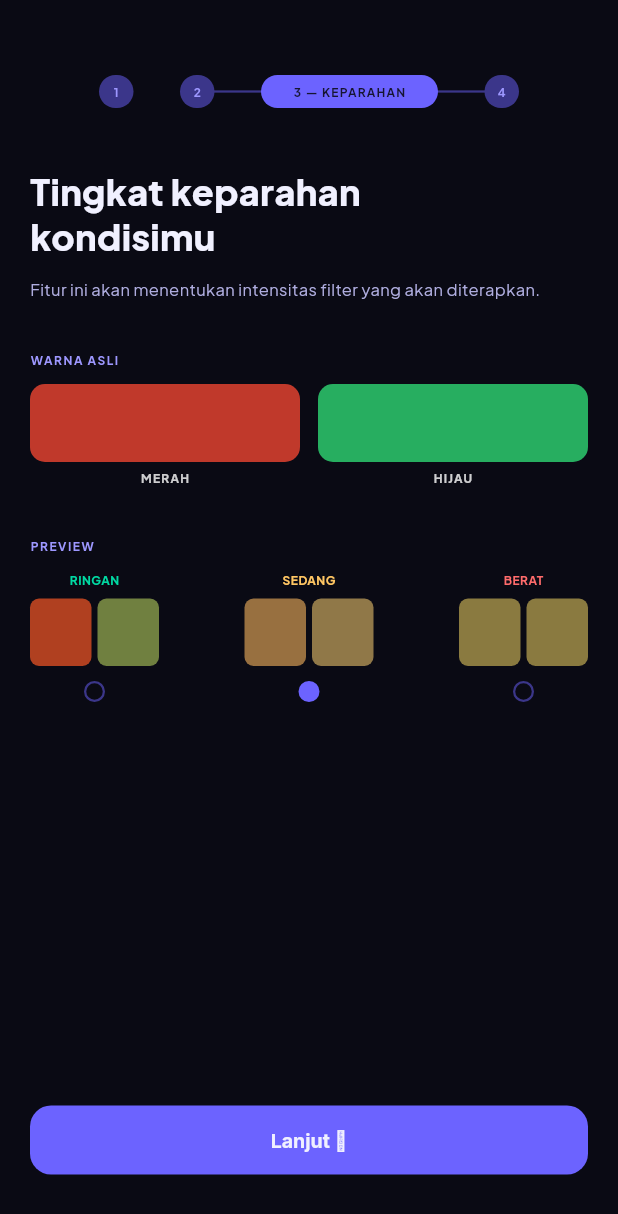
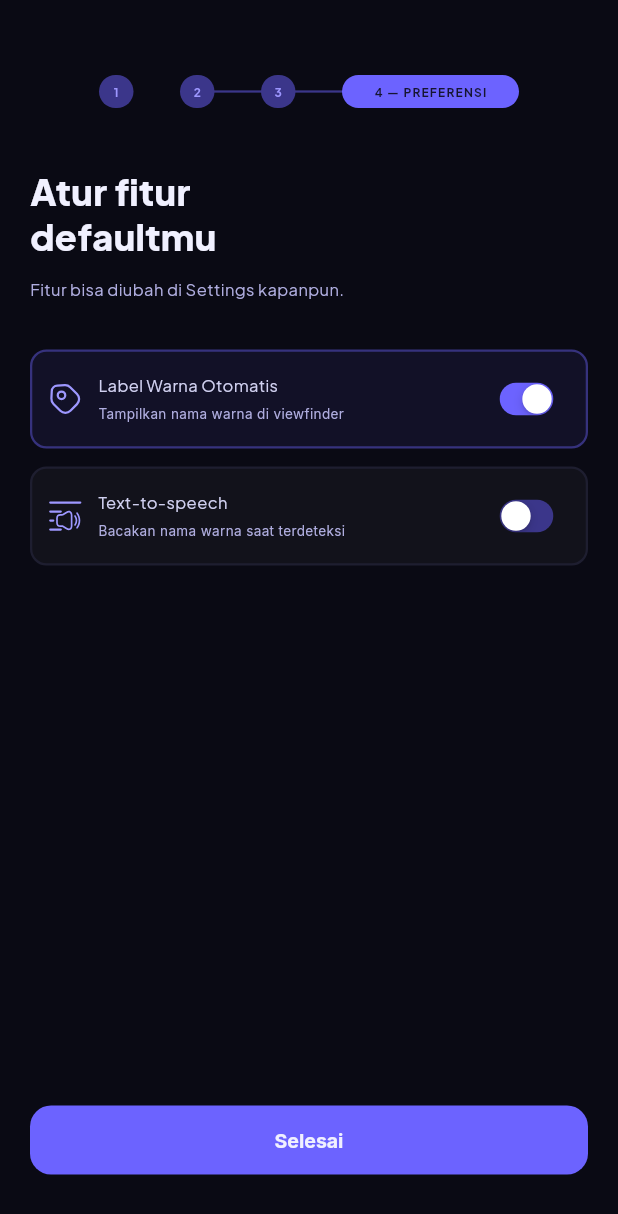
Before and after one commit to Shabrinashsf/colorsense, a Flutter app: the KeparahanScreen screen opened directly, after a tap on an icon or button, on a phone screen of 412 x 824 dp. Shown: the top 1214 px of the screen. Run offline on Flutter 3.47's test engine with Material 3 defaults, Android fonts, the light colour scheme and no system bars; our stand-ins replace flutter_riverpod, flutter_svg, google_fonts.

Commit message:
feat: slicing preferensi screen

```diff
--- a/lib/screens/onboarding/hasil_tes_screen.dart
+++ b/lib/screens/onboarding/hasil_tes_screen.dart
@@ -2,6 +2,7 @@ import 'package:flutter/material.dart';
 import 'package:flutter_svg/flutter_svg.dart';
 import 'package:colorsense/theme/app_theme.dart';
 import 'package:colorsense/screens/onboarding/keparahan_screen.dart';
+import 'package:colorsense/screens/onboarding/preferensi_screen.dart';
 
 // -----------------------------------------------------------------------------
 // 05 - Hasil Tes  |  Figma node: 4:93
@@ -217,9 +218,9 @@ class HasilTesScreen extends StatelessWidget {
                         ),
                       );
                     } else {
-                      ScaffoldMessenger.of(context).showSnackBar(
-                        const SnackBar(
-                          content: Text('Lanjut ke 07 Preferensi (belum diimplementasi)'),
+                      Navigator.of(context).push(
+                        MaterialPageRoute(
+                          builder: (_) => const PreferensiScreen(),
                         ),
                       );
                     }
--- a/lib/screens/onboarding/keparahan_screen.dart
+++ b/lib/screens/onboarding/keparahan_screen.dart
@@ -2,6 +2,7 @@ import 'package:flutter/material.dart';
 
 import 'package:colorsense/theme/app_theme.dart';
 import 'package:colorsense/widgets/step_indicator.dart';
+import 'package:colorsense/screens/onboarding/preferensi_screen.dart';
 
 // -----------------------------------------------------------------------------
 // 06 - Keparahan  |  Figma node: 4:119
@@ -165,7 +166,11 @@ class _KeparahanScreenState extends State<KeparahanScreen> {
                 width: double.infinity,
                 child: ElevatedButton(
                   onPressed: () {
-                    // TODO: Navigate to 07 - Preferensi
+                    Navigator.of(context).push(
+                      MaterialPageRoute(
+                        builder: (_) => const PreferensiScreen(),
+                      ),
+                    );
                   },
                   child: const Text('Lanjut \u2192'),
                 ),
--- a/lib/screens/onboarding/pilih_tipe_cb_screen.dart
+++ b/lib/screens/onboarding/pilih_tipe_cb_screen.dart
@@ -5,6 +5,7 @@ import 'package:colorsense/widgets/step_indicator.dart';
 import 'package:colorsense/widgets/option_card.dart';
 import 'package:colorsense/screens/onboarding/tes_ishihara_screen.dart';
 import 'package:colorsense/screens/onboarding/keparahan_screen.dart';
+import 'package:colorsense/screens/onboarding/preferensi_screen.dart';
 
 // -----------------------------------------------------------------------------
 // 03 - Pilih Tipe CB  |  Figma node: 4:39
@@ -136,9 +137,9 @@ class _PilihTipeCbScreenState extends State<PilihTipeCbScreen> {
                       );
                     } else {
                       // 2: Achromatopsia, 4: Normal -> Preferensi
-                      ScaffoldMessenger.of(context).showSnackBar(
-                        const SnackBar(
-                          content: Text('Screen 07 Preferensi belum diimplementasi'),
+                      Navigator.of(context).push(
+                        MaterialPageRoute(
+                          builder: (_) => const PreferensiScreen(),
                         ),
                       );
                     }
--- /dev/null
+++ b/lib/screens/onboarding/preferensi_screen.dart
@@ -0,0 +1,218 @@
+import 'package:flutter/material.dart';
+import 'package:flutter/cupertino.dart';
+import 'package:flutter_svg/flutter_svg.dart';
+
+import 'package:colorsense/theme/app_theme.dart';
+import 'package:colorsense/widgets/step_indicator.dart';
+
+// -----------------------------------------------------------------------------
+// 07 - Preferensi  |  Figma node: 4:154
+// -----------------------------------------------------------------------------
+
+class PreferensiScreen extends StatefulWidget {
+  const PreferensiScreen({super.key});
+
+  @override
+  State<PreferensiScreen> createState() => _PreferensiScreenState();
+}
+
+class _PreferensiScreenState extends State<PreferensiScreen> {
+  bool _isLabelWarnaActive = true;
+  bool _isTtsActive = false;
+
+  @override
+  Widget build(BuildContext context) {
+    return Scaffold(
+      backgroundColor: AppColors.backgroundPrimary,
+      body: SafeArea(
+        child: Padding(
+          padding: const EdgeInsets.symmetric(
+            horizontal: AppSpacing.screenH,
+            vertical: AppSpacing.screenV,
+          ),
+          child: Column(
+            crossAxisAlignment: CrossAxisAlignment.start,
+            children: [
+              const SizedBox(height: 10),
+
+              // ── Step Indicator ───────────────────────────────────────
+              const Center(
+                child: StepIndicator(currentStep: 4),
+              ),
+
+              const SizedBox(height: 40),
+
+              // ── Headline ─────────────────────────────────────────────
+              Text(
+                'Atur fitur\ndefaultmu',
+                style: AppTextStyles.headlineLarge.copyWith(
+                  height: 30 / 24,
+                ),
+              ),
+
+              const SizedBox(height: 12),
+
+              // ── Sub-headline ─────────────────────────────────────────
+              Text(
+                'Fitur bisa diubah di Settings kapanpun.',
+                style: AppTextStyles.bodyMedium.copyWith(
+                  fontSize: 11,
+                  height: 17 / 11,
+                ),
+              ),
+
+              const SizedBox(height: 32),
+
+              // ── Options ──────────────────────────────────────────────
+              _buildPreferenceCard(
+                title: 'Label Warna Otomatis',
+                subtitle: 'Tampilkan nama warna di viewfinder',
+                iconPath: 'assets/icons/ic_tag.svg',
+                isActive: _isLabelWarnaActive,
+                onChanged: (val) {
+                  setState(() {
+                    _isLabelWarnaActive = val;
+                  });
+                },
+              ),
+
+              const SizedBox(height: 12),
+
+              _buildPreferenceCard(
+                title: 'Text-to-speech',
+                subtitle: 'Bacakan nama warna saat terdeteksi',
+                iconWidget: SizedBox(
+                  width: 24,
+                  height: 24,
+                  child: Stack(
+                    children: [
+                      SvgPicture.asset('assets/icons/ic_music_filter.svg'),
+                      Positioned(
+                        left: 5,
+                        top: 6,
+                        child: SvgPicture.asset(
+                          'assets/icons/ic_volume_high.svg',
+                          width: 18,
+                        ),
+                      ),
+                    ],
+                  ),
+                ),
+                isActive: _isTtsActive,
+                onChanged: (val) {
+                  setState(() {
+                    _isTtsActive = val;
+                  });
+                },
+              ),
+
+              const Spacer(),
+
+              // ── Primary Button ───────────────────────────────────────
+              SizedBox(
+                width: double.infinity,
+                child: ElevatedButton(
+                  onPressed: () {
+                    // Validasi minimal 1 harus menyala sesuai instruksi
+                    if (!_isLabelWarnaActive && !_isTtsActive) {
+                      ScaffoldMessenger.of(context).showSnackBar(
+                        const SnackBar(
+                          content: Text('Minimal salah satu fitur harus diaktifkan.'),
+                        ),
+                      );
+                      return;
+                    }
+
+                    // TODO: Navigate to 08 - Izin Kamera
+                    ScaffoldMessenger.of(context).showSnackBar(
+                      const SnackBar(
+                        content: Text('Lanjut ke 08 Izin Kamera (belum diimplementasi)'),
+                      ),
+                    );
+                  },
+                  child: const Text('Selesai'),
+                ),
+              ),
+            ],
+          ),
+        ),
+      ),
+    );
+  }
+
+  Widget _buildPreferenceCard({
+    required String title,
+    required String subtitle,
+    String? iconPath,
+    Widget? iconWidget,
+    required bool isActive,
+    required ValueChanged<bool> onChanged,
+  }) {
+    return Container(
+      padding: const EdgeInsets.symmetric(horizontal: 10, vertical: 12),
+      decoration: BoxDecoration(
+        color: isActive
+            ? AppColors.primary.withValues(alpha: 0.08)
+            : AppColors.surfaceSecondary,
+        border: Border.all(
+          color: isActive
+              ? AppColors.primary.withValues(alpha: 0.4)
+              : const Color(0xFF1E1E30),
+          width: 1.5,
+        ),
+        borderRadius: BorderRadius.circular(11),
+      ),
+      child: Row(
+        children: [
+          // Icon
+          if (iconWidget != null)
+            iconWidget
+          else if (iconPath != null)
+            SvgPicture.asset(
+              iconPath,
+              width: 24,
+            ),
+
+          const SizedBox(width: 10),
+
+          // Text
+          Expanded(
+            child: Column(
+              crossAxisAlignment: CrossAxisAlignment.start,
+              children: [
+                Text(
+                  title,
+                  style: AppTextStyles.labelSmall.copyWith(
+                    color: const Color(0xFFD0D0F0),
+                    fontSize: 11,
+                  ),
+                ),
+                const SizedBox(height: 4),
+                Text(
+                  subtitle,
+                  style: AppTextStyles.bodySmall.copyWith(
+                    color: const Color(0xFFAFADDF),
+                    fontSize: 9,
+                  ),
+                ),
+              ],
+            ),
+          ),
+
+          const SizedBox(width: 10),
+
+          // Switch
+          Transform.scale(
+            scale: 0.7, // Scale down to match Figma switch size
+            child: CupertinoSwitch(
+              value: isActive,
+              activeTrackColor: AppColors.primary,
+              inactiveTrackColor: const Color(0xFF3B368A),
+              onChanged: onChanged,
+            ),
+          ),
+        ],
+      ),
+    );
+  }
+}
```
Also changed, not shown: assets/icons/ic_music_filter.svg (added), assets/icons/ic_tag.svg (added), assets/icons/ic_volume_high.svg (added).
